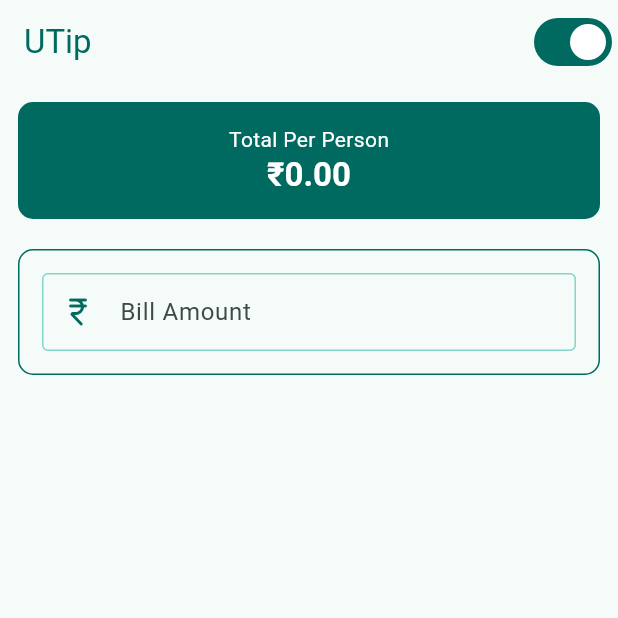
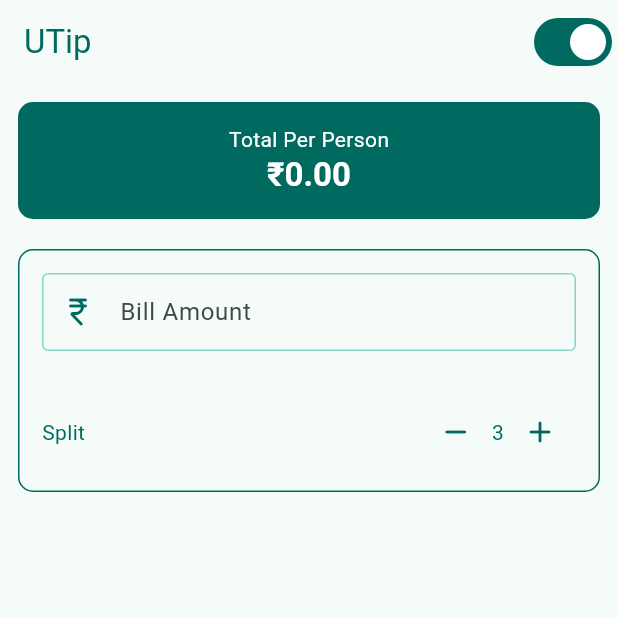
Before and after one commit to Alok-Sci/coursera--tip-calculator-app, a Flutter app: the screen it shows after launch, on a phone screen of 412 x 824 dp, the top half of it. Run offline on Flutter 3.47's test engine with Material 3 defaults, Android fonts, the phone set to English and light mode, and no system bars.

Commit message:
Task 6: Create the split bill section

```diff
--- a/lib/main.dart
+++ b/lib/main.dart
@@ -128,6 +128,41 @@ class _UTipState extends State<UTip> {
                       debugPrint('Textfield value: $value');
                     },
                   ),
+                  SizedBox(height: 30),
+
+                  // * split
+                  Row(
+                    mainAxisAlignment: MainAxisAlignment.spaceBetween,
+                    children: [
+                      Text(
+                        "Split",
+                        style: TextStyle(
+                          color: colorScheme.primary,
+                        ),
+                      ),
+                      Row(
+                        mainAxisSize: MainAxisSize.max,
+                        children: [
+                          IconButton(
+                            icon: Icon(Icons.remove_rounded,color: colorScheme.primary,),
+                            onPressed: (){},
+                          ),
+                          Text(
+                            "3",
+                            style: TextStyle(
+                              color:
+                                  colorScheme.primary,
+                            ),
+                          ),
+                          IconButton(
+                            icon: Icon(Icons.add_rounded, color: colorScheme.primary,),
+                            onPressed: (){},
+                          ),
+                        ],
+                      ),
+                    ],
+                  ),
+
                 ],
               ),
             )
```
